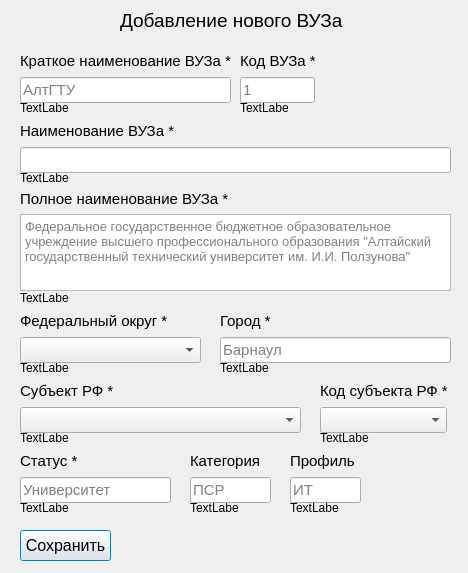
Above: ui/create_vuz.ui from came0987/dbms_mpei before the change. Below: the same form after it.
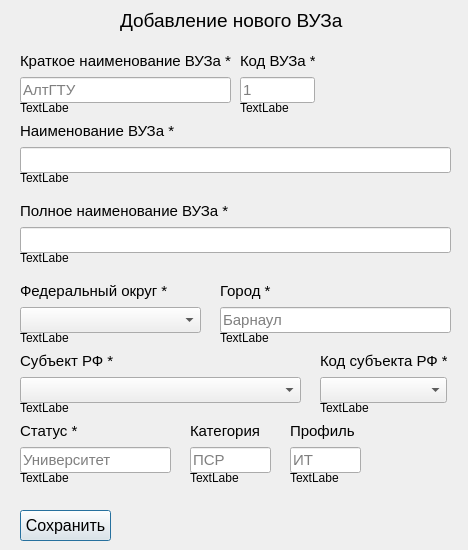
That is the form after the change.

Patch:
```diff
--- a/ui/create_vuz.ui
+++ b/ui/create_vuz.ui
@@ -7,7 +7,7 @@
     <x>0</x>
     <y>0</y>
     <width>468</width>
-    <height>573</height>
+    <height>550</height>
    </rect>
   </property>
   <property name="windowTitle">
@@ -35,7 +35,7 @@
    <property name="geometry">
     <rect>
      <x>20</x>
-     <y>530</y>
+     <y>510</y>
      <width>91</width>
      <height>31</height>
     </rect>
@@ -86,9 +86,9 @@
    <property name="geometry">
     <rect>
      <x>20</x>
-     <y>190</y>
+     <y>200</y>
      <width>431</width>
-     <height>101</height>
+     <height>53</height>
     </rect>
    </property>
    <layout class="QVBoxLayout" name="verticalLayout_2">
@@ -105,25 +105,12 @@
      </widget>
     </item>
     <item>
-     <widget class="QTextEdit" name="vuz_full_name">
+     <widget class="QLineEdit" name="vuz_full_name">
       <property name="font">
        <font>
-        <pointsize>10</pointsize>
+        <pointsize>11</pointsize>
        </font>
       </property>
-      <property name="html">
-       <string>&lt;!DOCTYPE HTML PUBLIC &quot;-//W3C//DTD HTML 4.0//EN&quot; &quot;http://www.w3.org/TR/REC-html40/strict.dtd&quot;&gt;
-&lt;html&gt;&lt;head&gt;&lt;meta name=&quot;qrichtext&quot; content=&quot;1&quot; /&gt;&lt;meta charset=&quot;utf-8&quot; /&gt;&lt;style type=&quot;text/css&quot;&gt;
-p, li { white-space: pre-wrap; }
-hr { height: 1px; border-width: 0; }
-li.unchecked::marker { content: &quot;\2610&quot;; }
-li.checked::marker { content: &quot;\2612&quot;; }
-&lt;/style&gt;&lt;/head&gt;&lt;body style=&quot; font-family:'Segoe UI'; font-size:10pt; font-weight:400; font-style:normal;&quot;&gt;
-&lt;p style=&quot;-qt-paragraph-type:empty; margin-top:0px; margin-bottom:0px; margin-left:0px; margin-right:0px; -qt-block-indent:0; text-indent:0px; font-size:9pt;&quot;&gt;&lt;br /&gt;&lt;/p&gt;&lt;/body&gt;&lt;/html&gt;</string>
-      </property>
-      <property name="placeholderText">
-       <string>Федеральное государственное бюджетное образовательное учреждение высшего профессионального образования &quot;Алтайский государственный технический университет им. И.И. Ползунова&quot;</string>
-      </property>
      </widget>
     </item>
    </layout>
@@ -204,7 +191,7 @@
    <property name="geometry">
     <rect>
      <x>20</x>
-     <y>310</y>
+     <y>280</y>
      <width>181</width>
      <height>53</height>
     </rect>
@@ -237,7 +224,7 @@
    <property name="geometry">
     <rect>
      <x>220</x>
-     <y>310</y>
+     <y>280</y>
      <width>231</width>
      <height>53</height>
     </rect>
@@ -276,7 +263,7 @@
    <property name="geometry">
     <rect>
      <x>20</x>
-     <y>450</y>
+     <y>420</y>
      <width>151</width>
      <height>53</height>
     </rect>
@@ -312,7 +299,7 @@
    <property name="geometry">
     <rect>
      <x>20</x>
-     <y>380</y>
+     <y>350</y>
      <width>281</width>
      <height>53</height>
     </rect>
@@ -345,7 +332,7 @@
    <property name="geometry">
     <rect>
      <x>190</x>
-     <y>450</y>
+     <y>420</y>
      <width>81</width>
      <height>53</height>
     </rect>
@@ -384,7 +371,7 @@
    <property name="geometry">
     <rect>
      <x>290</x>
-     <y>450</y>
+     <y>420</y>
      <width>71</width>
      <height>53</height>
     </rect>
@@ -423,7 +410,7 @@
    <property name="geometry">
     <rect>
      <x>320</x>
-     <y>380</y>
+     <y>350</y>
      <width>127</width>
      <height>53</height>
     </rect>
@@ -495,7 +482,7 @@
    <property name="geometry">
     <rect>
      <x>20</x>
-     <y>290</y>
+     <y>250</y>
      <width>49</width>
      <height>16</height>
     </rect>
@@ -508,7 +495,7 @@
    <property name="geometry">
     <rect>
      <x>20</x>
-     <y>360</y>
+     <y>330</y>
      <width>49</width>
      <height>16</height>
     </rect>
@@ -521,7 +508,7 @@
    <property name="geometry">
     <rect>
      <x>220</x>
-     <y>360</y>
+     <y>330</y>
      <width>49</width>
      <height>16</height>
     </rect>
@@ -534,7 +521,7 @@
    <property name="geometry">
     <rect>
      <x>20</x>
-     <y>430</y>
+     <y>400</y>
      <width>49</width>
      <height>16</height>
     </rect>
@@ -547,7 +534,7 @@
    <property name="geometry">
     <rect>
      <x>320</x>
-     <y>430</y>
+     <y>400</y>
      <width>49</width>
      <height>16</height>
     </rect>
@@ -560,7 +547,7 @@
    <property name="geometry">
     <rect>
      <x>20</x>
-     <y>500</y>
+     <y>470</y>
      <width>49</width>
      <height>16</height>
     </rect>
@@ -573,7 +560,7 @@
    <property name="geometry">
     <rect>
      <x>190</x>
-     <y>500</y>
+     <y>470</y>
      <width>49</width>
      <height>16</height>
     </rect>
@@ -586,7 +573,7 @@
    <property name="geometry">
     <rect>
      <x>290</x>
-     <y>500</y>
+     <y>470</y>
      <width>49</width>
      <height>16</height>
     </rect>
```
